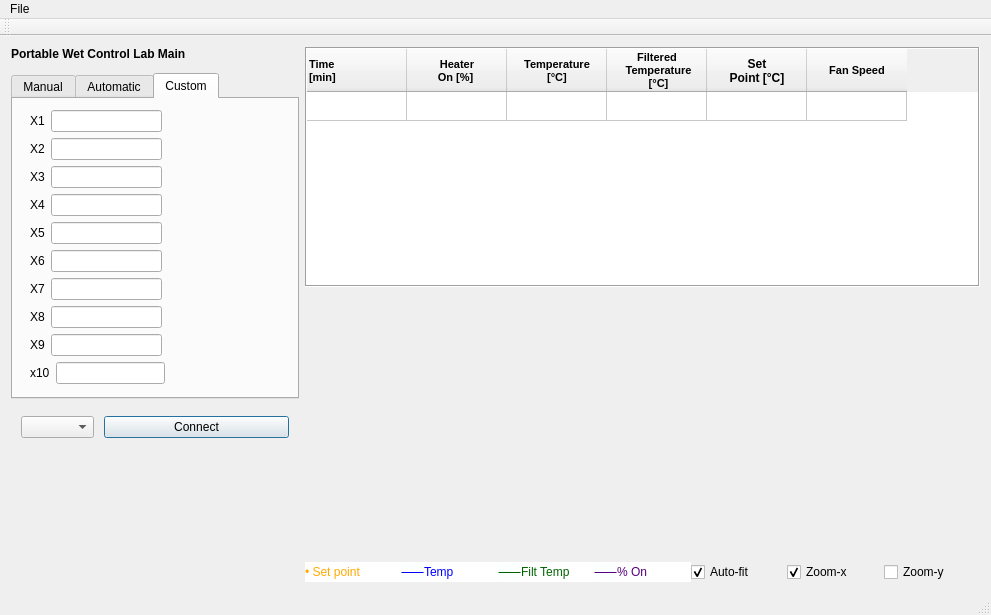
Above: mainwindow.ui from AnthonyA28/Qt-PWCL-main before the change. Below: the same form after it.
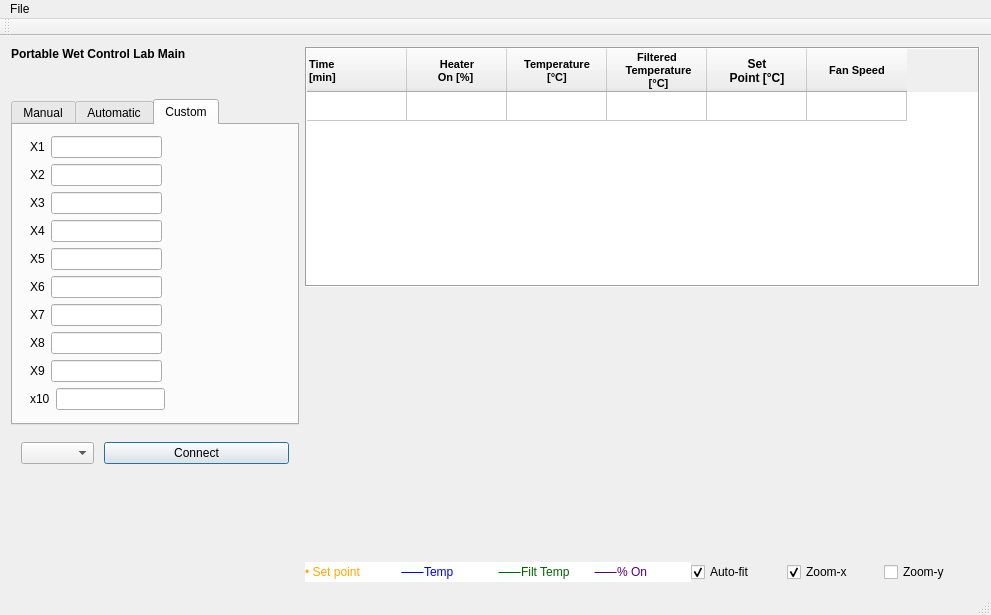
That is the form after the change. Icons and pictures are not drawn. Custom widgets are drawn as their Qt base class.

What changed in the file:
```diff
--- a/mainwindow.ui
+++ b/mainwindow.ui
@@ -60,6 +60,13 @@
           </property>
          </widget>
         </item>
+        <item>
+         <widget class="QLabel" name="modeTextLabel">
+          <property name="text">
+           <string/>
+          </property>
+         </widget>
+        </item>
         <item>
          <widget class="QTabWidget" name="tabWidget">
           <property name="enabled">
@@ -905,13 +912,6 @@
           </item>
          </layout>
         </item>
-        <item>
-         <widget class="QLabel" name="modeTextLabel">
-          <property name="text">
-           <string/>
-          </property>
-         </widget>
-        </item>
         <item>
          <spacer name="verticalSpacer">
           <property name="orientation">
```
Left out of the diff: 2 changed lines with no effect on the pictures.
